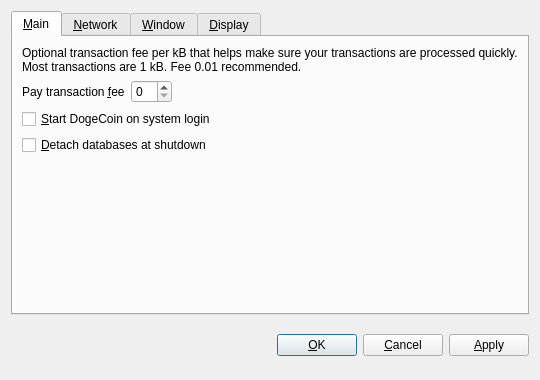
First picture: the form in src/qt/forms/optionsdialog.ui, repository fj31216/kittehcoin, before the edit.
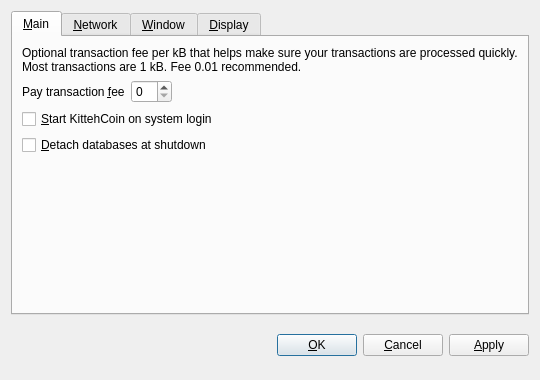
Second picture: the form after the edit. The open tabs and pages were chosen to show the change. Custom widgets are drawn as their Qt base class.

Patch:
```diff
--- a/src/qt/forms/optionsdialog.ui
+++ b/src/qt/forms/optionsdialog.ui
@@ -82,7 +82,7 @@
           <string>Automatically start DogeCoin after logging in to the system.</string>
          </property>
          <property name="text">
-          <string>&amp;Start DogeCoin on system login</string>
+          <string>&amp;Start KittehCoin on system login</string>
          </property>
         </widget>
        </item>
```
Left out of the diff: 10 changed lines with no effect on the pictures.
